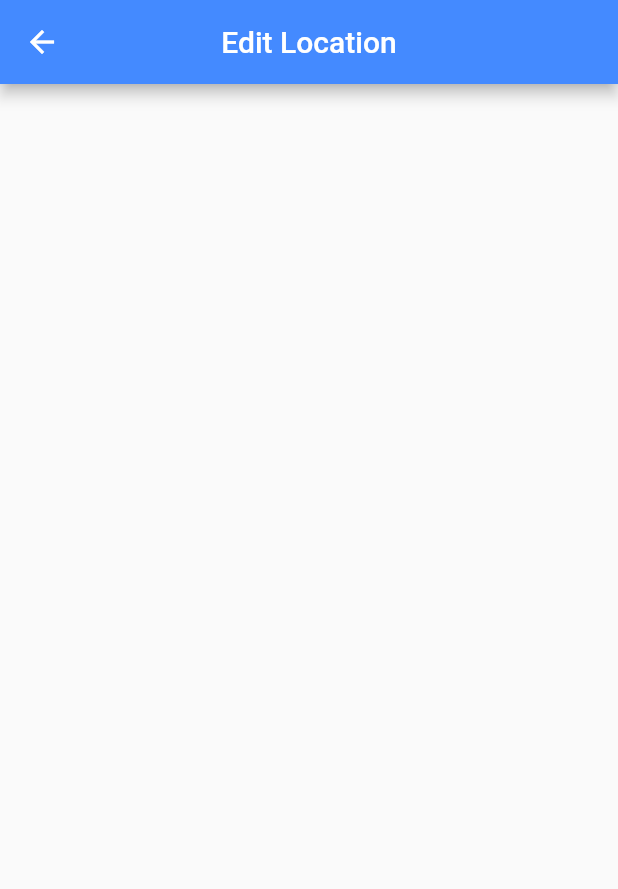
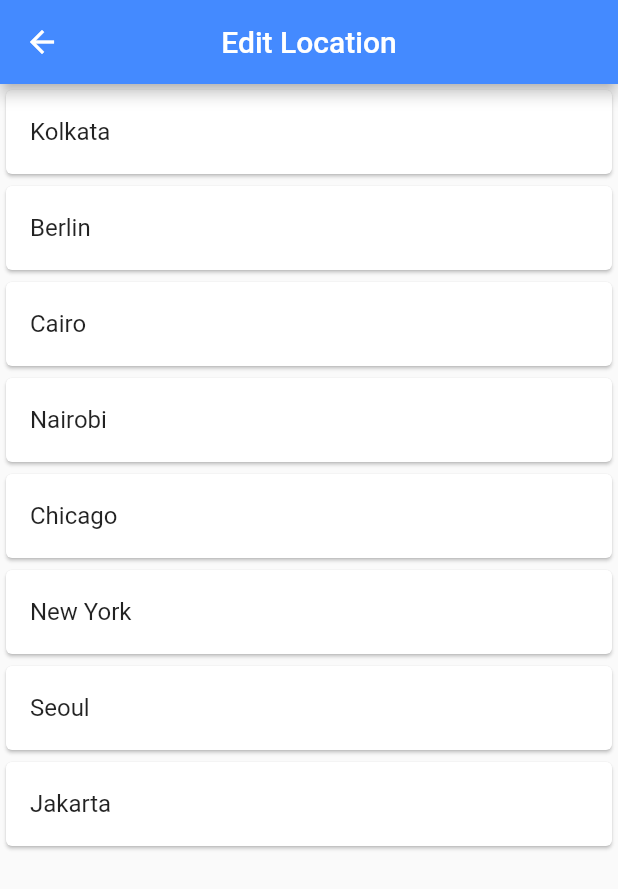
Before and after one commit to heyyakash/worldtimeapp, a Flutter app: the screen it shows after launch, after a tap on "Edit Location", on a phone screen of 412 x 824 dp. Shown: the top 889 px of the screen. Run offline on Flutter 3.47's test engine with Material 2 defaults, Android fonts, the light colour scheme and no system bars; our stand-ins replace flutter_spinkit; network calls fail.

Commit message:
completed the edit location page

```diff
--- a/lib/pages/choose_location.dart
+++ b/lib/pages/choose_location.dart
@@ -1,5 +1,6 @@
-// ignore_for_file: prefer_const_constructors,
+// ignore_for_file: prefer_const_constructors,, use_build_context_synchronously
 import 'package:flutter/material.dart';
+import 'package:worldtimemap/services/world_time.dart';
 
 class Location extends StatefulWidget {
   const Location({Key? key}) : super(key: key);
@@ -9,6 +10,27 @@ class Location extends StatefulWidget {
 }
 
 class _LocationState extends State<Location> {
+  List<WorldTime> locations = [
+    WorldTime(location: "Kolkata", url: "Asia/Kolkata"),
+    WorldTime(location: "Berlin", url: "Europe/Berlin"),
+    WorldTime(location: "Cairo", url: "Africa/Cairo"),
+    WorldTime(location: "Nairobi", url: "Africa/Nairobi"),
+    WorldTime(location: "Chicago", url: "America/Chicago"),
+    WorldTime(location: "New York", url: "America/New_York"),
+    WorldTime(location: "Seoul", url: "Asia/Seoul"),
+    WorldTime(location: "Jakarta", url: "Asia/Jakarta")
+  ];
+
+  void updateTime(index) async {
+    WorldTime instance = locations[index];
+    await instance.getData();
+    Navigator.pop(context, {
+      'location': instance.location,
+      'time': instance.time,
+      'isDayTime': instance.isDayTime
+    });
+  }
+
   @override
   Widget build(BuildContext context) {
     return Scaffold(
@@ -19,6 +41,17 @@ class _LocationState extends State<Location> {
         centerTitle: true,
         backgroundColor: Colors.blueAccent,
       ),
+      body: ListView.builder(
+        itemBuilder: ((context, index) => Card(
+              child: ListTile(
+                onTap: () {
+                  updateTime(index);
+                },
+                title: Text(locations[index].location),
+              ),
+            )),
+        itemCount: locations.length,
+      ),
     );
   }
 }
--- a/lib/pages/home.dart
+++ b/lib/pages/home.dart
@@ -14,7 +14,9 @@ class _HomeState extends State<Home> {
   @override
   Widget build(BuildContext context) {
     // ignore: prefer_const_constructors
-    data = ModalRoute.of(context)?.settings.arguments as Map;
+    data = data.isNotEmpty
+        ? data
+        : ModalRoute.of(context)?.settings.arguments as Map;
     String bgImg = data['isDayTime']
         ? "https://images.unsplash.com/photo-1588746853740-bd35aad10bfd?ixlib=rb-1.2.1&ixid=MnwxMjA3fDB8MHxwaG90by1wYWdlfHx8fGVufDB8fHx8&auto=format&fit=crop&w=687&q=80"
         : "https://images.unsplash.com/photo-1505322022379-7c3353ee6291?ixlib=rb-1.2.1&ixid=MnwxMjA3fDB8MHxwaG90by1wYWdlfHx8fGVufDB8fHx8&auto=format&fit=crop&w=687&q=80";
@@ -27,8 +29,16 @@ class _HomeState extends State<Home> {
         mainAxisAlignment: MainAxisAlignment.center,
         children: [
           TextButton.icon(
-              onPressed: () {
-                Navigator.pushNamed(context, '/location');
+              onPressed: () async {
+                dynamic res = await Navigator.pushNamed(context, '/location');
+                print(res);
+                setState(() {
+                  data = {
+                    'location': res['location'],
+                    'time': res['time'],
+                    'isDayTime': res['isDayTime']
+                  };
+                });
               },
               icon: Icon(Icons.map),
               label: Text(
```
